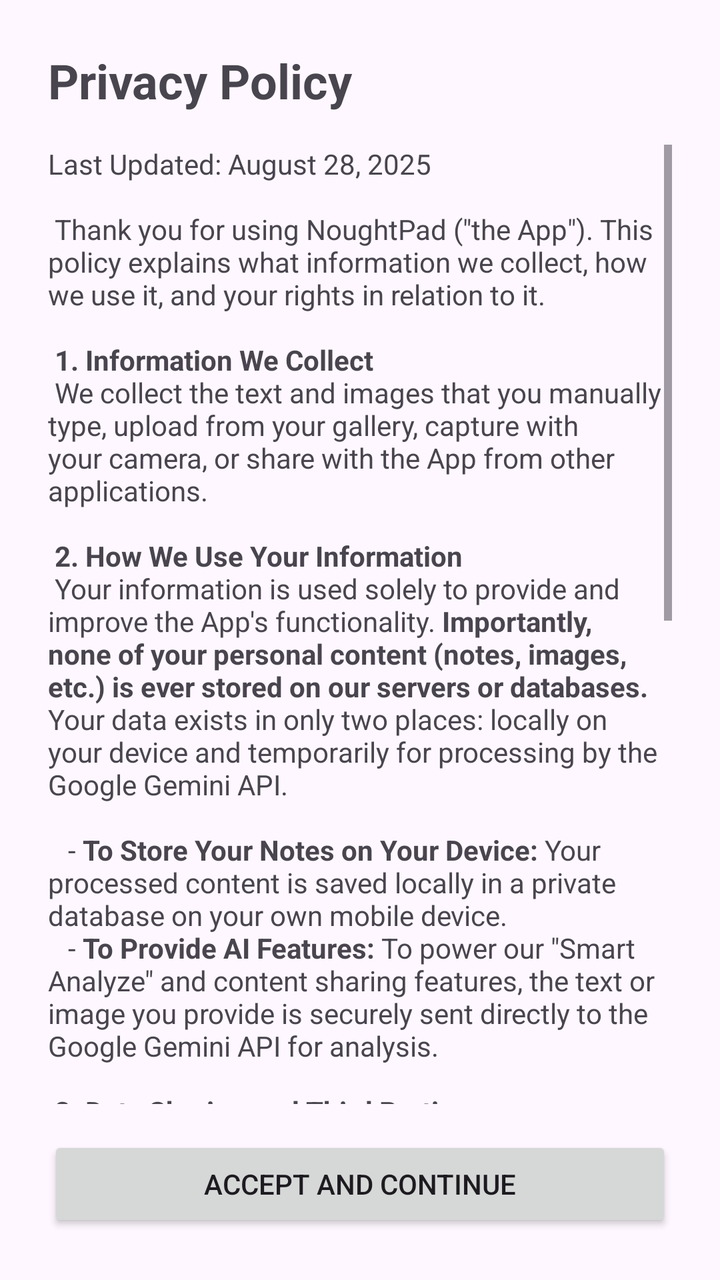
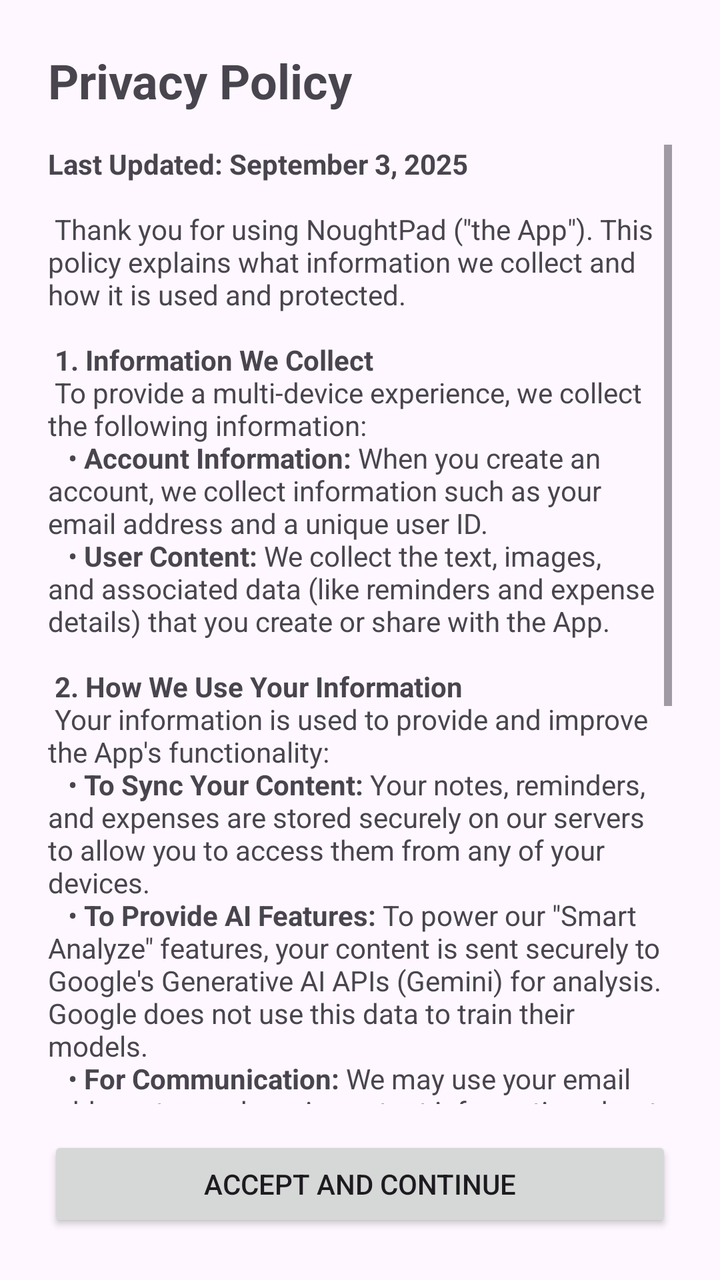

Before-and-after screenshots of an Android layout around one commit, followed by the original layout XML and the change that was made.
<!-- AndroidManifest.xml: activity theme Theme.Material3.DayNight -->
<!-- res/layout/activity_privacy_policy.xml -->
<?xml version="1.0" encoding="utf-8"?>
<LinearLayout xmlns:android="http://schemas.android.com/apk/res/android"
    android:layout_width="match_parent"
    android:layout_height="match_parent"
    android:orientation="vertical"
    android:padding="24dp">

    <TextView
        android:layout_width="wrap_content"
        android:layout_height="wrap_content"
        android:text="Privacy Policy"
        android:textSize="24sp"
        android:textStyle="bold" />

    <ScrollView
        android:layout_width="match_parent"
        android:layout_height="0dp"
        android:layout_weight="1"
        android:layout_marginTop="16dp">

        <TextView
            android:layout_width="match_parent"
            android:layout_height="wrap_content"
            android:text="@string/privacy_policy_text" />

    </ScrollView>

    <Button
        android:id="@+id/button_accept"
        android:layout_width="match_parent"
        android:layout_height="wrap_content"
        android:layout_marginTop="16dp"
        android:text="Accept and Continue" />

</LinearLayout>
<!-- resources referenced by this layout -->
<resources>
  <string name="privacy_policy_text">
      "Last Updated: August 28, 2025\n\n"
      "Thank you for using NoughtPad (\"the App\"). This policy explains what information we collect, how we use it, and your rights in relation to it.\n\n"
      "<b>1. Information We Collect</b>\n"
      "We collect the text and images that you manually type, upload from your gallery, capture with your camera, or share with the App from other applications.\n\n"
      "<b>2. How We Use Your Information</b>\n"
      "Your information is used solely to provide and improve the App\'s functionality. <b>Importantly, none of your personal content (notes, images, etc.) is ever stored on our servers or databases.</b> Your data exists in only two places: locally on your device and temporarily for processing by the Google Gemini API.\n\n"
      "  - <b>To Store Your Notes on Your Device:</b> Your processed content is saved locally in a private database on your own mobile device.\n"
      "  - <b>To Provide AI Features:</b> To power our \"Smart Analyze\" and content sharing features, the text or image you provide is securely sent directly to the Google Gemini API for analysis.\n\n"
      "<b>3. Data Sharing and Third Parties</b>\n"
      "We value your privacy and do not sell your data.\n"
      "  - <b>Google Gemini API:</b> We share your content with Google LLC to use their Gemini API. According to Google\'s Cloud Data Processing terms, they do not use your API content for any purpose other than to provide the API service. Your data is not used to train their models.\n"
      "  - <b>Our Servers:</b> We do not have our own servers for storing your personal content. All your notes and reminders are stored exclusively on your local device.\n\n"
      "<b>4. Data Storage and Security</b>\n"
      "Your notes and reminders are stored in a private database on your device. On a standard, non-rooted phone, this data is secure and cannot be read by other apps.\n\n"
      "<b>5. Your Rights</b>\n"
      "You have the right to access and delete your information at any time. You can do this directly within the App by deleting individual items, or by uninstalling the App to delete the entire local database.\n\n"
      "<b>6. Contact Us</b>\n"
      "If you have any questions about this Privacy Policy, you can contact us at: [Your Email Address Here]"
  </string>
</resources>

<!-- the commit's change to res/layout/activity_privacy_policy.xml (unified diff, before → after) -->
@@ -1,35 +1,44 @@
 <?xml version="1.0" encoding="utf-8"?>
 <LinearLayout xmlns:android="http://schemas.android.com/apk/res/android"
+    xmlns:tools="http://schemas.android.com/tools"
+    android:id="@+id/main"
     android:layout_width="match_parent"
     android:layout_height="match_parent"
     android:orientation="vertical"
-    android:padding="24dp">
+    tools:context=".PrivacyPolicyActivity">
 
-    <TextView
-        android:layout_width="wrap_content"
-        android:layout_height="wrap_content"
-        android:text="Privacy Policy"
-        android:textSize="24sp"
-        android:textStyle="bold" />
-
-    <ScrollView
+    <LinearLayout
         android:layout_width="match_parent"
-        android:layout_height="0dp"
-        android:layout_weight="1"
-        android:layout_marginTop="16dp">
+        android:layout_height="match_parent"
+        android:orientation="vertical"
+        android:padding="24dp">
 
         <TextView
+            android:layout_width="wrap_content"
+            android:layout_height="wrap_content"
+            android:text="Privacy Policy"
+            android:textSize="24sp"
+            android:textStyle="bold" />
+
+        <ScrollView
+            android:layout_width="match_parent"
+            android:layout_height="0dp"
+            android:layout_weight="1"
+            android:layout_marginTop="16dp">
+
+            <TextView
+                android:layout_width="match_parent"
+                android:layout_height="wrap_content"
+                android:text="@string/privacy_policy_text" />
+
+        </ScrollView>
+
+        <Button
+            android:id="@+id/button_accept"
             android:layout_width="match_parent"
             android:layout_height="wrap_content"
-            android:text="@string/privacy_policy_text" />
-
-    </ScrollView>
-
-    <Button
-        android:id="@+id/button_accept"
-        android:layout_width="match_parent"
-        android:layout_height="wrap_content"
-        android:layout_marginTop="16dp"
-        android:text="Accept and Continue" />
+            android:layout_marginTop="16dp"
+            android:text="Accept and Continue" />
+    </LinearLayout>
 
 </LinearLayout>
<!-- resource entries referenced after the edit -->
@@ -1,24 +1,27 @@
 <!-- resources referenced by this layout -->
 <resources>
   <string name="privacy_policy_text">
-      "Last Updated: August 28, 2025\n\n"
-      "Thank you for using NoughtPad (\"the App\"). This policy explains what information we collect, how we use it, and your rights in relation to it.\n\n"
+      "<b>Last Updated: September 3, 2025</b>\n\n"
+      "Thank you for using NoughtPad (\"the App\"). This policy explains what information we collect and how it is used and protected.\n\n"
       "<b>1. Information We Collect</b>\n"
-      "We collect the text and images that you manually type, upload from your gallery, capture with your camera, or share with the App from other applications.\n\n"
+      "To provide a multi-device experience, we collect the following information:\n"
+      "  • <b>Account Information:</b> When you create an account, we collect information such as your email address and a unique user ID.\n"
+      "  • <b>User Content:</b> We collect the text, images, and associated data (like reminders and expense details) that you create or share with the App.\n\n"
       "<b>2. How We Use Your Information</b>\n"
-      "Your information is used solely to provide and improve the App\'s functionality. <b>Importantly, none of your personal content (notes, images, etc.) is ever stored on our servers or databases.</b> Your data exists in only two places: locally on your device and temporarily for processing by the Google Gemini API.\n\n"
-      "  - <b>To Store Your Notes on Your Device:</b> Your processed content is saved locally in a private database on your own mobile device.\n"
-      "  - <b>To Provide AI Features:</b> To power our \"Smart Analyze\" and content sharing features, the text or image you provide is securely sent directly to the Google Gemini API for analysis.\n\n"
-      "<b>3. Data Sharing and Third Parties</b>\n"
-      "We value your privacy and do not sell your data.\n"
-      "  - <b>Google Gemini API:</b> We share your content with Google LLC to use their Gemini API. According to Google\'s Cloud Data Processing terms, they do not use your API content for any purpose other than to provide the API service. Your data is not used to train their models.\n"
-      "  - <b>Our Servers:</b> We do not have our own servers for storing your personal content. All your notes and reminders are stored exclusively on your local device.\n\n"
-      "<b>4. Data Storage and Security</b>\n"
-      "Your notes and reminders are stored in a private database on your device. On a standard, non-rooted phone, this data is secure and cannot be read by other apps.\n\n"
-      "<b>5. Your Rights</b>\n"
-      "You have the right to access and delete your information at any time. You can do this directly within the App by deleting individual items, or by uninstalling the App to delete the entire local database.\n\n"
-      "<b>6. Contact Us</b>\n"
-      "If you have any questions about this Privacy Policy, you can contact us at: [Your Email Address Here]"
+      "Your information is used to provide and improve the App\'s functionality:\n"
+      "  • <b>To Sync Your Content:</b> Your notes, reminders, and expenses are stored securely on our servers to allow you to access them from any of your devices.\n"
+      "  • <b>To Provide AI Features:</b> To power our \"Smart Analyze\" features, your content is sent securely to Google\'s Generative AI APIs (Gemini) for analysis. Google does not use this data to train their models.\n"
+      "  • <b>For Communication:</b> We may use your email address to send you important information about your account or the App.\n\n"
+      "<b>3. Data Storage and Security</b>\n"
+      "  • <b>Server Storage:</b> Your User Content is stored and encrypted on our secure cloud servers.\n"
+      "  • <b>Local Storage:</b> A copy of your data is also stored in a private database on your local device to enable offline access.\n\n"
+      "<b>4. Data Sharing</b>\n"
+      "We do not sell your data. Your data is only shared with Google for AI processing as described above.\n\n"
+      "<b>5. Your Control and Rights</b>\n"
+      "You have complete control over your data.\n"
+      "  • <b>Deletion:</b> Deleting an item within the App will also delete it from our servers. You can also request the deletion of your entire account.\n\n"
+  
+  
   </string>
 </resources>
 
